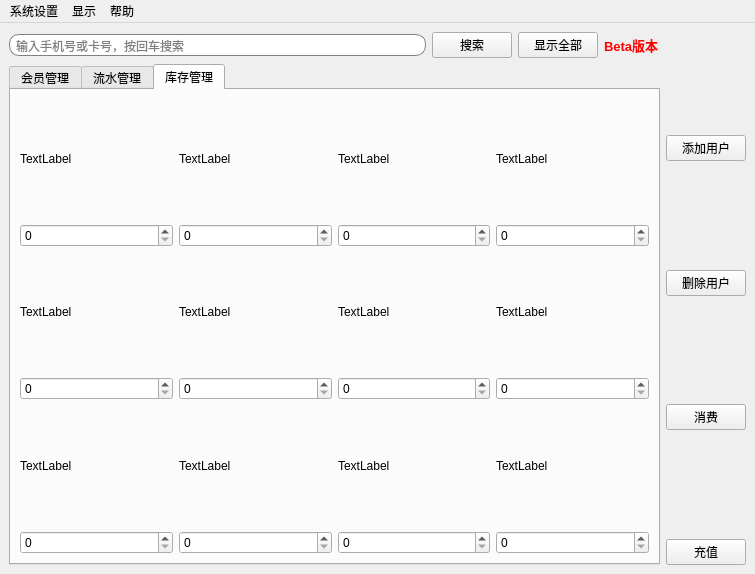
Above: ui/main_ui.ui from realjackwang/DataManager before the change. Below: the same form after it.
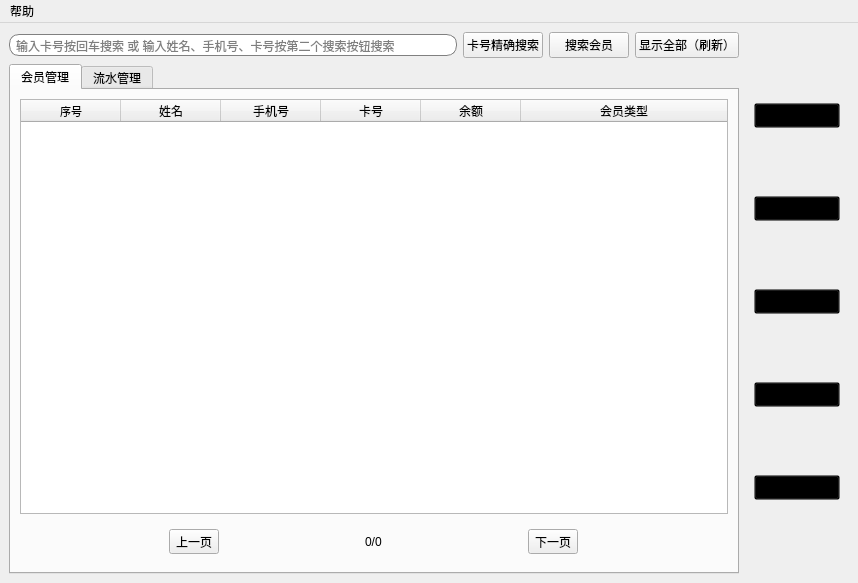
That is the form after the change. The open tabs and pages were chosen to show the change. Icons and pictures are not drawn.

The edit to the form file:
```diff
--- a/ui/main_ui.ui
+++ b/ui/main_ui.ui
@@ -6,13 +6,16 @@
    <rect>
     <x>0</x>
     <y>0</y>
-    <width>755</width>
-    <height>574</height>
+    <width>858</width>
+    <height>583</height>
    </rect>
   </property>
   <property name="windowTitle">
    <string>会员管理系统</string>
   </property>
+  <property name="toolButtonStyle">
+   <enum>Qt::ToolButtonTextUnderIcon</enum>
+  </property>
   <widget class="QWidget" name="centralwidget">
    <layout class="QHBoxLayout" name="horizontalLayout">
     <item>
@@ -30,28 +33,48 @@
 }</string>
           </property>
           <property name="placeholderText">
-           <string>输入手机号或卡号，按回车搜索</string>
+           <string>输入卡号按回车搜索 或 输入姓名、手机号、卡号按第二个搜索按钮搜索</string>
+          </property>
+         </widget>
+        </item>
+        <item>
+         <widget class="QPushButton" name="pushButton">
+          <property name="text">
+           <string>卡号精确搜索</string>
+          </property>
+          <property name="icon">
+           <iconset resource="../resources/images.qrc">
+            <normaloff>:/main/搜索.png</normaloff>:/main/搜索.png</iconset>
           </property>
          </widget>
         </item>
         <item>
          <widget class="QPushButton" name="pushButton_5">
+          <property name="cursor">
+           <cursorShape>PointingHandCursor</cursorShape>
+          </property>
+          <property name="styleSheet">
+           <string notr="true"/>
+          </property>
           <property name="text">
-           <string>搜索</string>
+           <string>搜索会员</string>
+          </property>
+          <property name="icon">
+           <iconset resource="../resources/images.qrc">
+            <normaloff>:/main/搜索.png</normaloff>:/main/搜索.png</iconset>
           </property>
          </widget>
         </item>
         <item>
          <widget class="QPushButton" name="pushButton_6">
-          <property name="text">
-           <string>显示全部</string>
+          <property name="cursor">
+           <cursorShape>PointingHandCursor</cursorShape>
           </property>
-         </widget>
-        </item>
-        <item>
-         <widget class="QLabel" name="label_14">
+          <property name="styleSheet">
+           <string notr="true"/>
+          </property>
           <property name="text">
-           <string>&lt;html&gt;&lt;head/&gt;&lt;body&gt;&lt;p&gt;&lt;span style=&quot; font-size:10pt; font-weight:600; color:#ff0000;&quot;&gt;Beta版本&lt;/span&gt;&lt;/p&gt;&lt;/body&gt;&lt;/html&gt;</string>
+           <string>显示全部（刷新）</string>
           </property>
          </widget>
         </item>
@@ -74,6 +97,8 @@
          </attribute>
          <layout class="QHBoxLayout" name="horizontalLayout_3">
           <item>
+           <layout class="QVBoxLayout" name="verticalLayout">
+            <item>
            <widget class="QTableWidget" name="tableWidget">
             <property name="sizePolicy">
              <sizepolicy hsizetype="Expanding" vsizetype="Expanding">
@@ -122,20 +147,86 @@
             </column>
             <column>
              <property name="text">
-              <string>性别</string>
-             </property>
-            </column>
-            <column>
+                <string>会员类型</string>
+               </property>
+              </column>
+             </widget>
+            </item>
+            <item>
+             <widget class="QFrame" name="horizontalFrame">
+              <layout class="QHBoxLayout" name="horizontalLayout_5">
+               <item>
+                <widget class="QToolButton" name="toolButton_7">
+                 <property name="cursor">
+                  <cursorShape>PointingHandCursor</cursorShape>
+                 </property>
              <property name="text">
-              <string>生日</string>
-             </property>
-            </column>
-            <column>
+                  <string>上一页</string>
+                 </property>
+                 <property name="icon">
+                  <iconset resource="../resources/images.qrc">
+                   <normaloff>:/main/上一页.png</normaloff>:/main/上一页.png</iconset>
+                 </property>
+                 <property name="toolButtonStyle">
+                  <enum>Qt::ToolButtonTextBesideIcon</enum>
+                 </property>
+                </widget>
+               </item>
+               <item>
+                <widget class="QLabel" name="label">
+                 <property name="sizePolicy">
+                  <sizepolicy hsizetype="Fixed" vsizetype="Minimum">
+                   <horstretch>0</horstretch>
+                   <verstretch>0</verstretch>
+                  </sizepolicy>
+                 </property>
              <property name="text">
-              <string>备注</string>
-             </property>
-            </column>
-           </widget>
+                  <string>0/0</string>
+                 </property>
+                </widget>
+               </item>
+               <item>
+                <widget class="QToolButton" name="toolButton_6">
+                 <property name="cursor">
+                  <cursorShape>PointingHandCursor</cursorShape>
+                 </property>
+                 <property name="accessibleDescription">
+                  <string/>
+                 </property>
+                 <property name="layoutDirection">
+                  <enum>Qt::RightToLeft</enum>
+                 </property>
+                 <property name="text">
+                  <string>下一页</string>
+                 </property>
+                 <property name="icon">
+                  <iconset resource="../resources/images.qrc">
+                   <normaloff>:/main/下一页.png</normaloff>:/main/下一页.png</iconset>
+                 </property>
+                 <property name="checkable">
+                  <bool>false</bool>
+                 </property>
+                 <property name="autoRepeatInterval">
+                  <number>100</number>
+                 </property>
+                 <property name="popupMode">
+                  <enum>QToolButton::DelayedPopup</enum>
+                 </property>
+                 <property name="toolButtonStyle">
+                  <enum>Qt::ToolButtonTextBesideIcon</enum>
+                 </property>
+                 <property name="autoRaise">
+                  <bool>false</bool>
+                 </property>
+                 <property name="arrowType">
+                  <enum>Qt::NoArrow</enum>
+                 </property>
+                </widget>
+               </item>
+              </layout>
+             </widget>
+            </item>
+           </layout>
           </item>
          </layout>
         </widget>
@@ -145,6 +236,8 @@
          </attribute>
          <layout class="QHBoxLayout" name="horizontalLayout_4">
           <item>
+           <layout class="QVBoxLayout" name="verticalLayout_4">
+            <item>
            <widget class="QTableWidget" name="tableWidget_2">
             <column>
              <property name="text">
@@ -163,12 +256,12 @@
             </column>
             <column>
              <property name="text">
-              <string>金额</string>
+                <string>流水金额</string>
              </property>
             </column>
             <column>
              <property name="text">
-              <string>店铺总余额</string>
+                <string>会员余额</string>
              </property>
             </column>
             <column>
@@ -188,179 +281,62 @@
             </column>
            </widget>
           </item>
-         </layout>
-        </widget>
-        <widget class="QWidget" name="tab_3">
-         <attribute name="title">
-          <string>库存管理</string>
-         </attribute>
-         <layout class="QGridLayout" name="gridLayout">
-          <item row="2" column="0">
-           <layout class="QVBoxLayout" name="verticalLayout_5">
             <item>
-             <widget class="QLabel" name="label_10">
-              <property name="text">
-               <string>TextLabel</string>
-              </property>
-             </widget>
-            </item>
+             <widget class="QFrame" name="horizontalFrame_2">
+              <layout class="QHBoxLayout" name="horizontalLayout_6">
             <item>
-             <widget class="QSpinBox" name="spinBox_5"/>
-            </item>
-           </layout>
-          </item>
-          <item row="0" column="1">
-           <layout class="QVBoxLayout" name="verticalLayout_9">
-            <item>
-             <widget class="QLabel" name="label_3">
-              <property name="text">
-               <string>TextLabel</string>
-              </property>
-             </widget>
-            </item>
-            <item>
-             <widget class="QSpinBox" name="spinBox_2"/>
-            </item>
-           </layout>
-          </item>
-          <item row="2" column="3">
-           <layout class="QVBoxLayout" name="verticalLayout_6">
-            <item>
-             <widget class="QLabel" name="label_13">
+                <widget class="QToolButton" name="toolButton_9">
+                 <property name="cursor">
+                  <cursorShape>PointingHandCursor</cursorShape>
+                 </property>
               <property name="text">
-               <string>TextLabel</string>
-              </property>
-             </widget>
-            </item>
-            <item>
-             <widget class="QSpinBox" name="spinBox_8"/>
-            </item>
-           </layout>
-          </item>
-          <item row="2" column="1">
-           <layout class="QVBoxLayout" name="verticalLayout_10">
-            <item>
-             <widget class="QLabel" name="label_11">
-              <property name="text">
-               <string>TextLabel</string>
-              </property>
-             </widget>
-            </item>
-            <item>
-             <widget class="QSpinBox" name="spinBox_6"/>
-            </item>
-           </layout>
-          </item>
-          <item row="0" column="0">
-           <layout class="QVBoxLayout" name="verticalLayout_4">
+                  <string>上一页</string>
+                 </property>
+                 <property name="icon">
+                  <iconset resource="../resources/images.qrc">
+                   <normaloff>:/main/上一页.png</normaloff>:/main/上一页.png</iconset>
+                 </property>
+                 <property name="toolButtonStyle">
+                  <enum>Qt::ToolButtonTextBesideIcon</enum>
+                 </property>
+                </widget>
+               </item>
             <item>
              <widget class="QLabel" name="label_2">
-              <property name="text">
-               <string>TextLabel</string>
-              </property>
-             </widget>
-            </item>
-            <item>
-             <widget class="QSpinBox" name="spinBox"/>
-            </item>
-           </layout>
-          </item>
-          <item row="0" column="2">
-           <layout class="QVBoxLayout" name="verticalLayout_7">
-            <item>
-             <widget class="QLabel" name="label_4">
+                 <property name="sizePolicy">
+                  <sizepolicy hsizetype="Fixed" vsizetype="Preferred">
+                   <horstretch>0</horstretch>
+                   <verstretch>0</verstretch>
+                  </sizepolicy>
+                 </property>
               <property name="text">
-               <string>TextLabel</string>
+                  <string>0/0</string>
               </property>
              </widget>
             </item>
             <item>
-             <widget class="QSpinBox" name="spinBox_11"/>
-            </item>
-           </layout>
-          </item>
-          <item row="0" column="3">
-           <layout class="QVBoxLayout" name="verticalLayout">
-            <item>
-             <widget class="QLabel" name="label_5">
-              <property name="text">
-               <string>TextLabel</string>
-              </property>
-             </widget>
-            </item>
-            <item>
-             <widget class="QSpinBox" name="spinBox_12"/>
-            </item>
-           </layout>
-          </item>
-          <item row="2" column="2">
-           <layout class="QVBoxLayout" name="verticalLayout_8">
-            <item>
-             <widget class="QLabel" name="label_12">
-              <property name="text">
-               <string>TextLabel</string>
-              </property>
-             </widget>
-            </item>
-            <item>
-             <widget class="QSpinBox" name="spinBox_7"/>
-            </item>
-           </layout>
-          </item>
-          <item row="1" column="0">
-           <layout class="QVBoxLayout" name="verticalLayout_11">
-            <item>
-             <widget class="QLabel" name="label_6">
+                <widget class="QToolButton" name="toolButton_8">
+                 <property name="cursor">
+                  <cursorShape>PointingHandCursor</cursorShape>
+                 </property>
+                 <property name="layoutDirection">
+                  <enum>Qt::RightToLeft</enum>
+                 </property>
               <property name="text">
-               <string>TextLabel</string>
-              </property>
-             </widget>
-            </item>
-            <item>
-             <widget class="QSpinBox" name="spinBox_3"/>
-            </item>
-           </layout>
-          </item>
-          <item row="1" column="1">
-           <layout class="QVBoxLayout" name="verticalLayout_12">
-            <item>
-             <widget class="QLabel" name="label_7">
-              <property name="text">
-               <string>TextLabel</string>
-              </property>
-             </widget>
-            </item>
-            <item>
-             <widget class="QSpinBox" name="spinBox_4"/>
-            </item>
-           </layout>
-          </item>
-          <item row="1" column="2">
-           <layout class="QVBoxLayout" name="verticalLayout_13">
-            <item>
-             <widget class="QLabel" name="label_8">
-              <property name="text">
-               <string>TextLabel</string>
+                  <string>下一页</string>
+                 </property>
+                 <property name="icon">
+                  <iconset resource="../resources/images.qrc">
+                   <normaloff>:/main/下一页.png</normaloff>:/main/下一页.png</iconset>
+                 </property>
+                 <property name="toolButtonStyle">
+                  <enum>Qt::ToolButtonTextBesideIcon</enum>
               </property>
              </widget>
             </item>
-            <item>
-             <widget class="QSpinBox" name="spinBox_9"/>
-            </item>
-           </layout>
-          </item>
-          <item row="1" column="3">
-           <layout class="QVBoxLayout" name="verticalLayout_14">
-            <item>
-             <widget class="QLabel" name="label_9">
-              <property name="text">
-               <string>TextLabel</string>
-              </property>
+              </layout>
              </widget>
             </item>
-            <item>
-             <widget class="QSpinBox" name="spinBox_10"/>
-            </item>
            </layout>
           </item>
          </layout>
@@ -370,23 +346,39 @@
      </layout>
     </item>
     <item>
+     <widget class="QFrame" name="Qframe">
      <layout class="QVBoxLayout" name="verticalLayout_2">
       <item>
        <layout class="QVBoxLayout" name="verticalLayout_15">
         <item>
-         <widget class="QLabel" name="label_15">
-          <property name="text">
-           <string/>
-          </property>
-          <property name="alignment">
-           <set>Qt::AlignCenter</set>
-          </property>
-         </widget>
-        </item>
-        <item>
-         <widget class="QPushButton" name="pushButton_2">
+          <widget class="QToolButton" name="toolButton">
+           <property name="sizePolicy">
+            <sizepolicy hsizetype="Preferred" vsizetype="Fixed">
+             <horstretch>0</horstretch>
+             <verstretch>0</verstretch>
+            </sizepolicy>
+           </property>
+           <property name="cursor">
+            <cursorShape>PointingHandCursor</cursorShape>
+           </property>
+           <property name="styleSheet">
+            <string notr="true">background-color:transparent</string>
+           </property>
           <property name="text">
-           <string>添加用户</string>
+            <string>消费</string>
+           </property>
+           <property name="icon">
+            <iconset resource="../resources/images.qrc">
+             <normaloff>:/main/退补量.png</normaloff>:/main/退补量.png</iconset>
+           </property>
+           <property name="iconSize">
+            <size>
+             <width>40</width>
+             <height>30</height>
+            </size>
+           </property>
+           <property name="toolButtonStyle">
+            <enum>Qt::ToolButtonTextUnderIcon</enum>
           </property>
          </widget>
         </item>
@@ -395,16 +387,34 @@
       <item>
        <layout class="QVBoxLayout" name="verticalLayout_16">
         <item>
-         <widget class="QLabel" name="label_16">
-          <property name="text">
-           <string/>
-          </property>
-         </widget>
-        </item>
-        <item>
-         <widget class="QPushButton" name="pushButton">
+          <widget class="QToolButton" name="toolButton_2">
+           <property name="sizePolicy">
+            <sizepolicy hsizetype="Preferred" vsizetype="Fixed">
+             <horstretch>0</horstretch>
+             <verstretch>0</verstretch>
+            </sizepolicy>
+           </property>
+           <property name="cursor">
+            <cursorShape>PointingHandCursor</cursorShape>
+           </property>
+           <property name="styleSheet">
+            <string notr="true">background-color:transparent</string>
+           </property>
           <property name="text">
-           <string>删除用户</string>
+            <string>充值</string>
+           </property>
+           <property name="icon">
+            <iconset resource="../resources/images.qrc">
+             <normaloff>:/main/充值卡.png</normaloff>:/main/充值卡.png</iconset>
+           </property>
+           <property name="iconSize">
+            <size>
+             <width>40</width>
+             <height>30</height>
+            </size>
+           </property>
+           <property name="toolButtonStyle">
+            <enum>Qt::ToolButtonTextUnderIcon</enum>
           </property>
          </widget>
         </item>
@@ -413,16 +423,70 @@
       <item>
        <layout class="QVBoxLayout" name="verticalLayout_17">
         <item>
-         <widget class="QLabel" name="label_17">
+          <widget class="QToolButton" name="toolButton_3">
+           <property name="sizePolicy">
+            <sizepolicy hsizetype="Preferred" vsizetype="Fixed">
+             <horstretch>0</horstretch>
+             <verstretch>0</verstretch>
+            </sizepolicy>
+           </property>
+           <property name="cursor">
+            <cursorShape>PointingHandCursor</cursorShape>
+           </property>
+           <property name="styleSheet">
+            <string notr="true">background-color:transparent</string>
+           </property>
           <property name="text">
-           <string/>
+            <string>添加会员</string>
+           </property>
+           <property name="icon">
+            <iconset resource="../resources/images.qrc">
+             <normaloff>:/main/开户.png</normaloff>:/main/开户.png</iconset>
+           </property>
+           <property name="iconSize">
+            <size>
+             <width>40</width>
+             <height>30</height>
+            </size>
+           </property>
+           <property name="toolButtonStyle">
+            <enum>Qt::ToolButtonTextUnderIcon</enum>
           </property>
          </widget>
         </item>
+        </layout>
+       </item>
         <item>
-         <widget class="QPushButton" name="pushButton_4">
+        <layout class="QVBoxLayout" name="verticalLayout_19">
+         <item>
+          <widget class="QToolButton" name="toolButton_4">
+           <property name="sizePolicy">
+            <sizepolicy hsizetype="Preferred" vsizetype="Fixed">
+             <horstretch>0</horstretch>
+             <verstretch>0</verstretch>
+            </sizepolicy>
+           </property>
+           <property name="cursor">
+            <cursorShape>PointingHandCursor</cursorShape>
+           </property>
+           <property name="styleSheet">
+            <string notr="true">background-color:transparent</string>
+           </property>
           <property name="text">
-           <string>消费</string>
+            <string>批量添加会员</string>
+           </property>
+           <property name="icon">
+            <iconset resource="../resources/images.qrc">
+             <normaloff>:/main/开户.png</normaloff>:/main/开户.png</iconset>
+           </property>
+           <property name="iconSize">
+            <size>
+             <width>40</width>
+             <height>30</height>
+            </size>
+           </property>
+           <property name="toolButtonStyle">
+            <enum>Qt::ToolButtonTextUnderIcon</enum>
           </property>
          </widget>
         </item>
@@ -431,22 +495,41 @@
       <item>
        <layout class="QVBoxLayout" name="verticalLayout_18">
         <item>
-         <widget class="QLabel" name="label_18">
-          <property name="text">
-           <string/>
-          </property>
-         </widget>
-        </item>
-        <item>
-         <widget class="QPushButton" name="pushButton_3">
+          <widget class="QToolButton" name="toolButton_5">
+           <property name="sizePolicy">
+            <sizepolicy hsizetype="Preferred" vsizetype="Fixed">
+             <horstretch>0</horstretch>
+             <verstretch>0</verstretch>
+            </sizepolicy>
+           </property>
+           <property name="cursor">
+            <cursorShape>PointingHandCursor</cursorShape>
+           </property>
+           <property name="styleSheet">
+            <string notr="true">background-color:transparent</string>
+           </property>
           <property name="text">
-           <string>充值</string>
-          </property>
+            <string>删除会员</string>
+           </property>
+           <property name="icon">
+            <iconset resource="../resources/images.qrc">
+             <normaloff>:/main/销户.png</normaloff>:/main/销户.png</iconset>
+           </property>
+           <property name="iconSize">
+            <size>
+             <width>40</width>
+             <height>30</height>
+            </size>
+           </property>
+           <property name="toolButtonStyle">
+            <enum>Qt::ToolButtonTextUnderIcon</enum>
+           </property>
          </widget>
         </item>
        </layout>
       </item>
      </layout>
+     </widget>
     </item>
    </layout>
   </widget>
@@ -455,21 +538,10 @@
     <rect>
      <x>0</x>
      <y>0</y>
-     <width>755</width>
+     <width>858</width>
      <height>23</height>
     </rect>
    </property>
-   <widget class="QMenu" name="menu">
-    <property name="title">
-     <string>系统设置</string>
-    </property>
-    <addaction name="action"/>
-   </widget>
-   <widget class="QMenu" name="menu_2">
-    <property name="title">
-     <string>显示</string>
-    </property>
-   </widget>
    <widget class="QMenu" name="menu_3">
     <property name="title">
      <string>帮助</string>
@@ -480,8 +552,6 @@
     <addaction name="separator"/>
     <addaction name="action_2"/>
    </widget>
-   <addaction name="menu"/>
-   <addaction name="menu_2"/>
    <addaction name="menu_3"/>
   </widget>
   <action name="action">
```
Left out of the diff: 22 changed lines with no effect on the pictures. Lines whose indentation alone changed are shown as unchanged.
